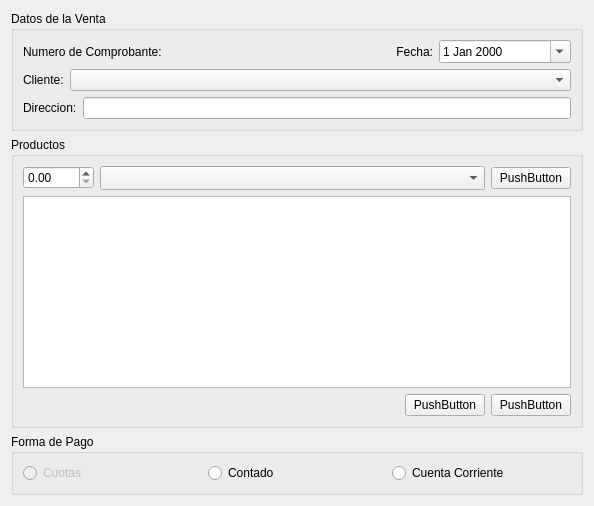
Qt form trunk/plugins/ventas/FormAgregarVentaBase.ui (chungote/gestotux) before a commit.
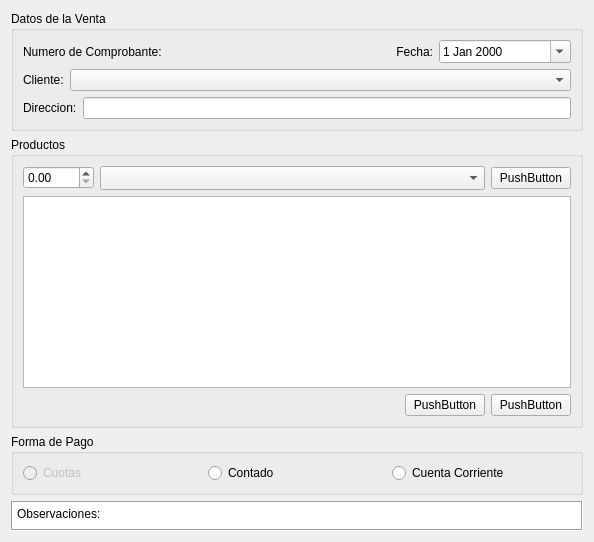
The same form after that commit. Custom widgets are drawn as their Qt base class.

Commit message: - Multiples mejoras en varios plugins - Agregado comentarios o observaciones  alas facturas y presupuestos

Diff of the .ui file:
```diff
--- a/trunk/plugins/ventas/FormAgregarVentaBase.ui
+++ b/trunk/plugins/ventas/FormAgregarVentaBase.ui
@@ -7,7 +7,7 @@
     <x>0</x>
     <y>0</y>
     <width>594</width>
-    <height>498</height>
+    <height>515</height>
    </rect>
   </property>
   <property name="windowTitle">
@@ -225,19 +225,41 @@
      </layout>
     </widget>
    </item>
+   <item>
+    <widget class="QPlainTextEdit" name="PTEObservaciones">
+     <property name="sizePolicy">
+      <sizepolicy hsizetype="Expanding" vsizetype="Minimum">
+       <horstretch>0</horstretch>
+       <verstretch>0</verstretch>
+      </sizepolicy>
+     </property>
+     <property name="maximumSize">
+      <size>
+       <width>16777215</width>
+       <height>30</height>
+      </size>
+     </property>
+     <property name="frameShape">
+      <enum>QFrame::Box</enum>
+     </property>
+     <property name="plainText">
+      <string>Observaciones: </string>
+     </property>
+    </widget>
+   </item>
   </layout>
  </widget>
  <customwidgets>
+  <customwidget>
+   <class>ECBProductos</class>
+   <extends>QComboBox</extends>
+   <header>ecbproductos.h</header>
+  </customwidget>
   <customwidget>
    <class>EDSBPrecio</class>
    <extends>QDoubleSpinBox</extends>
    <header location="global">edsbprecio.h</header>
   </customwidget>
-  <customwidget>
-   <class>ECBProductos</class>
-   <extends>QComboBox</extends>
-   <header location="global">ecbproductos.h</header>
-  </customwidget>
  </customwidgets>
  <resources/>
  <connections/>
```
The commit also changes 25 other files.
